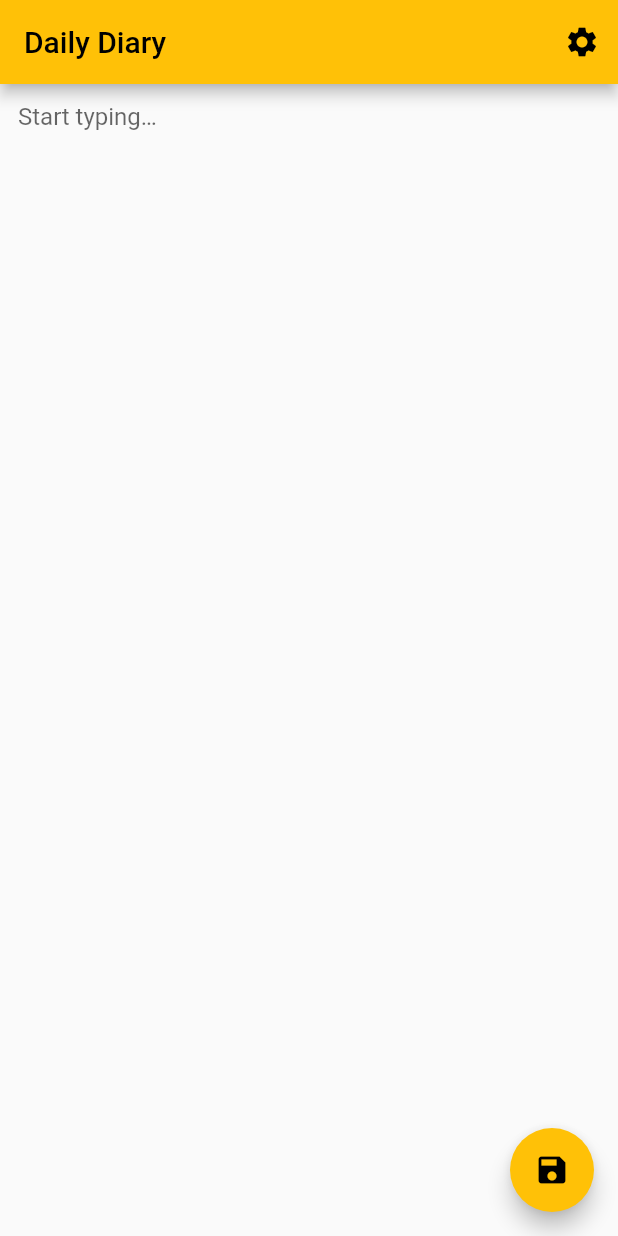
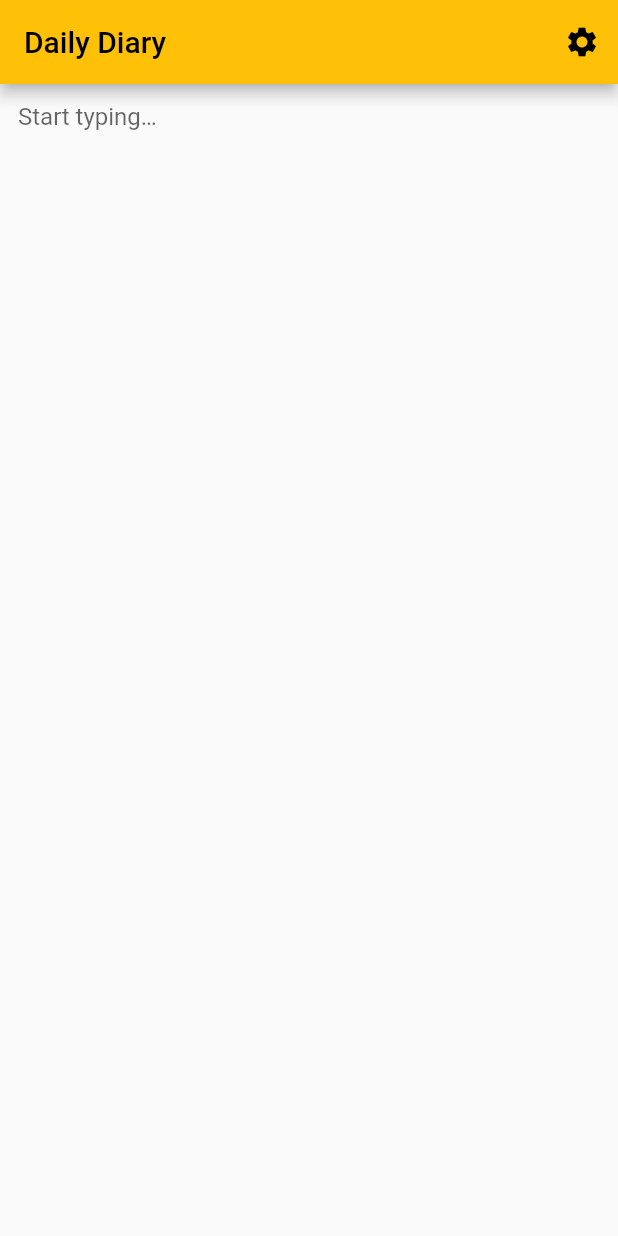
Before and after one commit to Voklen/Daily-Diary, a Flutter app: the screen it shows after launch, on a phone screen of 412 x 824 dp. Run offline on Flutter 3.47's test engine with Material 2 defaults, Android fonts, the phone set to English and light mode, and no system bars; missing offline and left inert: toml.

Commit message:
Remove redundant save button

```diff
--- a/lib/main.dart
+++ b/lib/main.dart
@@ -112,11 +112,6 @@ class _HomePageState extends State<HomePage> with WidgetsBindingObserver {
               const InputDecoration.collapsed(hintText: "Start typing…"),
         ),
       ),
-      floatingActionButton: FloatingActionButton(
-        onPressed: _updateStorage,
-        tooltip: 'Save',
-        child: const Icon(Icons.save),
-      ),
     );
   }
 }
```
